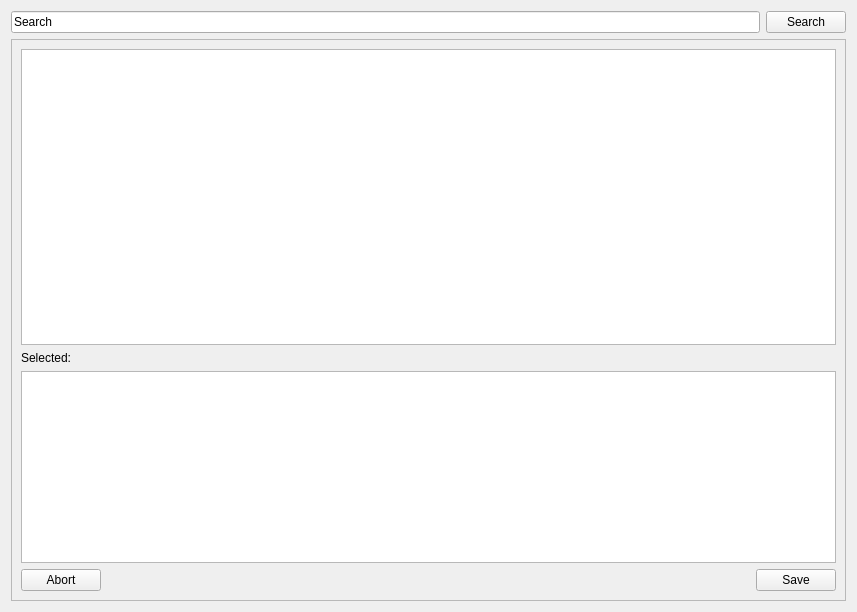
The window that ui/relationalselection.ui (viur-framework/viur-admin) describes before a commit, drawn with Qt 5.
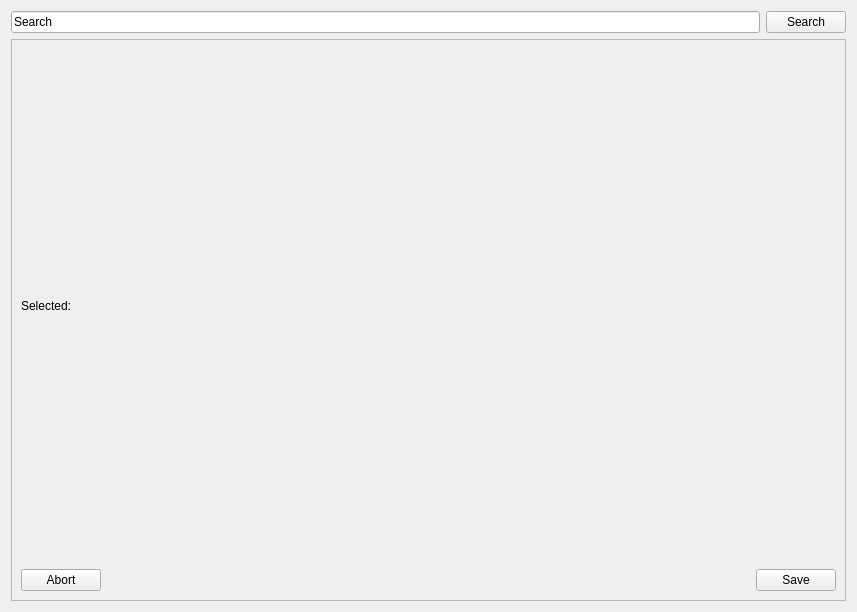
The same window after the commit. Icons and pictures are not drawn.

The edit to the form file:
```diff
--- a/ui/relationalselection.ui
+++ b/ui/relationalselection.ui
@@ -46,29 +46,13 @@
        <rect>
         <x>0</x>
         <y>0</y>
-        <width>831</width>
-        <height>542</height>
+        <width>843</width>
+        <height>567</height>
        </rect>
       </property>
       <layout class="QVBoxLayout" name="verticalLayout_2">
        <item>
-        <widget class="QTableView" name="tableView">
-         <property name="sizePolicy">
-          <sizepolicy hsizetype="Expanding" vsizetype="Expanding">
-           <horstretch>0</horstretch>
-           <verstretch>0</verstretch>
-          </sizepolicy>
-         </property>
-         <property name="selectionMode">
-          <enum>QAbstractItemView::ExtendedSelection</enum>
-         </property>
-         <property name="selectionBehavior">
-          <enum>QAbstractItemView::SelectRows</enum>
-         </property>
-         <property name="sortingEnabled">
-          <bool>true</bool>
-         </property>
-        </widget>
+        <widget class="QWidget" name="tableWidget" native="true"/>
        </item>
        <item>
         <widget class="QLabel" name="lblSelected">
@@ -78,26 +62,7 @@
         </widget>
        </item>
        <item>
-        <widget class="QTableView" name="tableSelected">
-         <property name="sizePolicy">
-          <sizepolicy hsizetype="Expanding" vsizetype="Preferred">
-           <horstretch>0</horstretch>
-           <verstretch>0</verstretch>
-          </sizepolicy>
-         </property>
-         <property name="sizeIncrement">
-          <size>
-           <width>0</width>
-           <height>0</height>
-          </size>
-         </property>
-         <property name="baseSize">
-          <size>
-           <width>0</width>
-           <height>0</height>
-          </size>
-         </property>
-        </widget>
+        <widget class="QWidget" name="listSelected" native="true"/>
        </item>
        <item>
         <layout class="QHBoxLayout" name="horizontalLayout_2">
```
